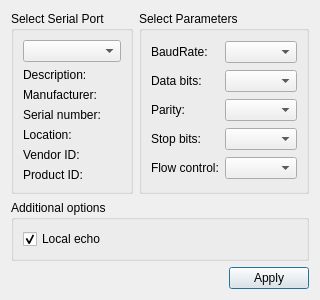
Above: qtserialport/examples/serialport/terminal/settingsdialog.ui from AOSC-Tracking/qt-6 before the change. Below: the same form after it.
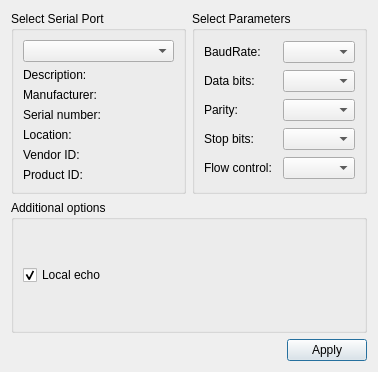
That is the form after the change.

The edit to the form file:
```diff
--- a/qtserialport/examples/serialport/terminal/settingsdialog.ui
+++ b/qtserialport/examples/serialport/terminal/settingsdialog.ui
@@ -6,8 +6,8 @@
    <rect>
     <x>0</x>
     <y>0</y>
-    <width>281</width>
-    <height>262</height>
+    <width>378</width>
+    <height>372</height>
    </rect>
   </property>
   <property name="windowTitle">
```
Left out of the diff: 2 changed lines with no effect on the pictures.
